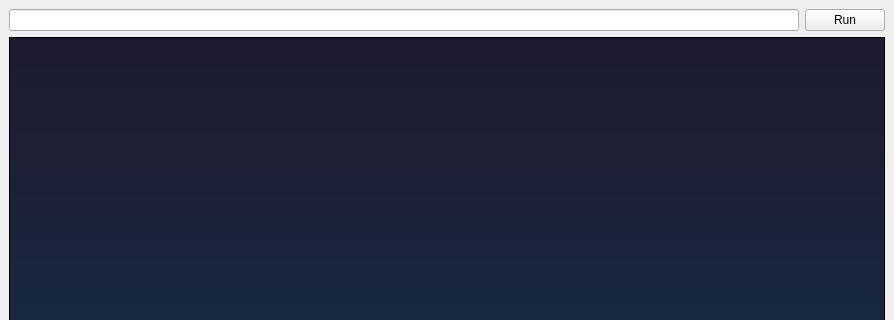
Above: models/main_window.ui from drtwisted/appium-dot-run before the change; both pictures show x 0 to 894 and y 0 to 320 of the 894 by 682 pixel window. Below: the same form after it.
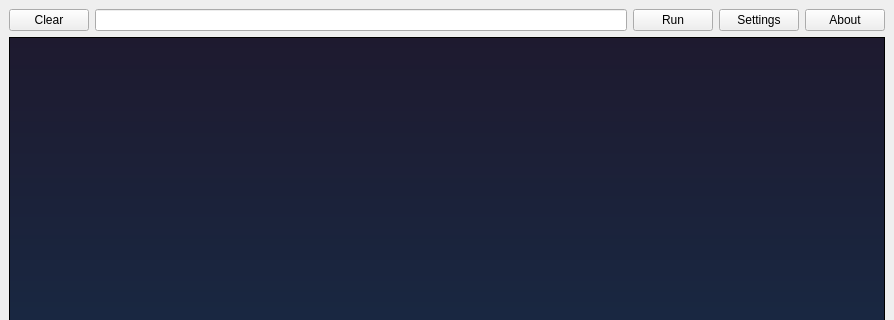
That is the form after the change. Icons and pictures are not drawn.

Diff of the .ui file:
```diff
--- a/models/main_window.ui
+++ b/models/main_window.ui
@@ -30,6 +30,25 @@
      <layout class="QVBoxLayout" name="verticalLayout">
       <item>
        <layout class="QHBoxLayout" name="horizontalLayout">
+        <item>
+         <widget class="QPushButton" name="btnClear">
+          <property name="sizePolicy">
+           <sizepolicy hsizetype="Minimum" vsizetype="Fixed">
+            <horstretch>0</horstretch>
+            <verstretch>0</verstretch>
+           </sizepolicy>
+          </property>
+          <property name="minimumSize">
+           <size>
+            <width>0</width>
+            <height>0</height>
+           </size>
+          </property>
+          <property name="text">
+           <string>Clear</string>
+          </property>
+         </widget>
+        </item>
         <item>
          <widget class="QLineEdit" name="leCmd"/>
         </item>
@@ -40,6 +59,20 @@
           </property>
          </widget>
         </item>
+        <item>
+         <widget class="QPushButton" name="btnSettings">
+          <property name="text">
+           <string>Settings</string>
+          </property>
+         </widget>
+        </item>
+        <item>
+         <widget class="QPushButton" name="btnAbout">
+          <property name="text">
+           <string>About</string>
+          </property>
+         </widget>
+        </item>
        </layout>
       </item>
       <item>
```
